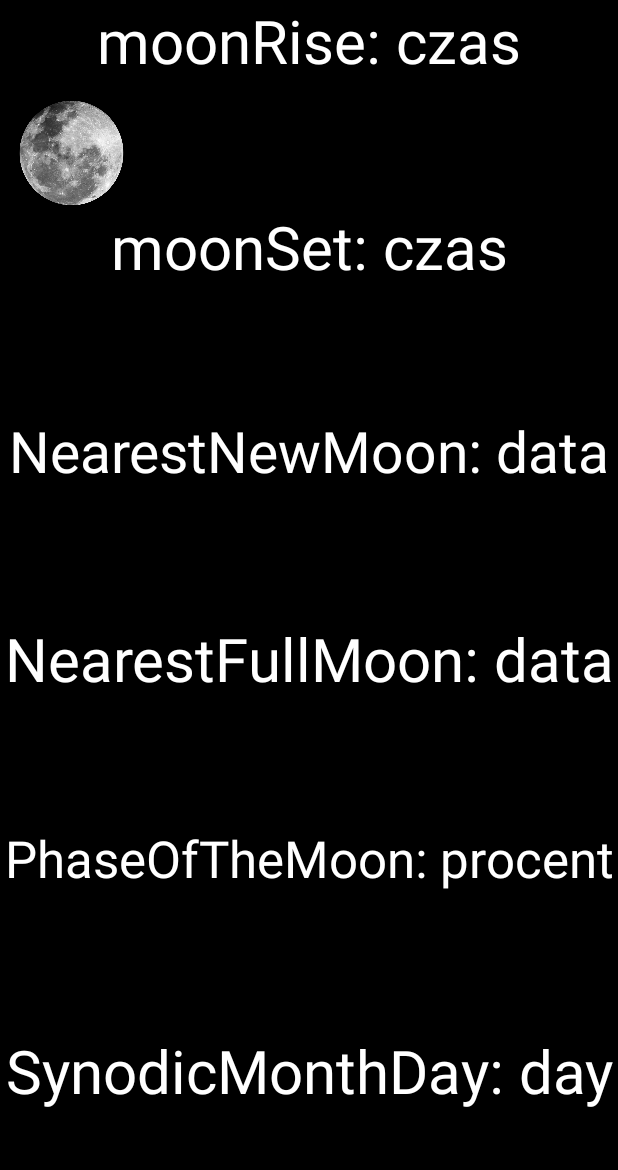
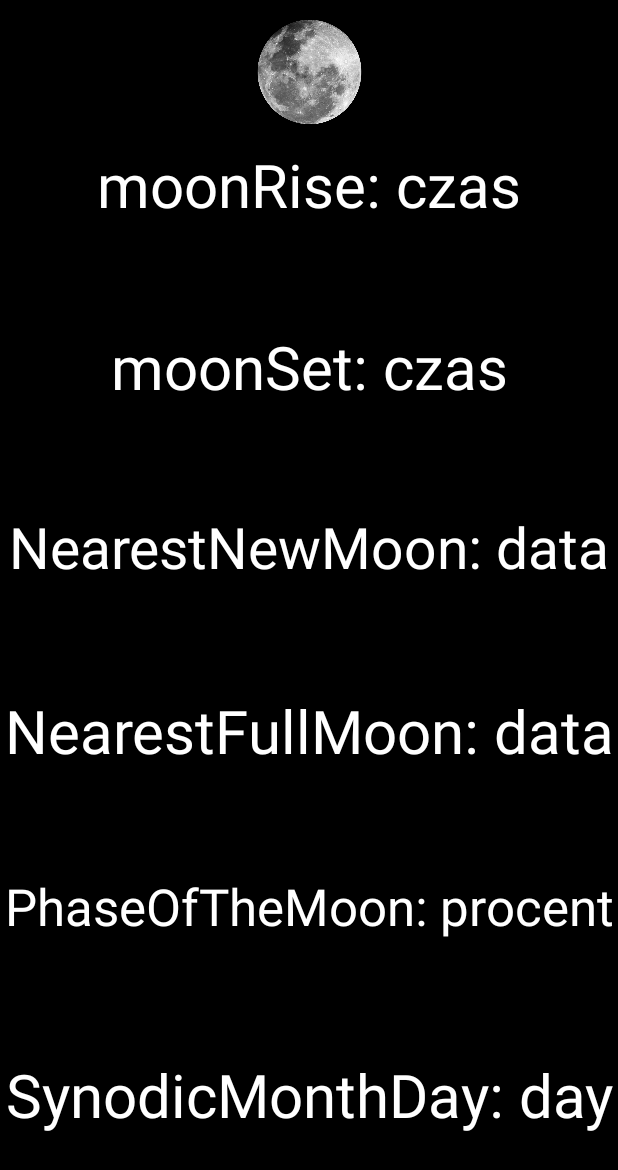
Before and after one commit to AKrupaa/AstroWeather_v1, an Android app: the layout fragment_moon.xml on its own in the app's theme, with its tools: preview values and no code run, on a phone screen of 412 x 824 dp. Shown: the top 1170 px of the screen. Run offline under Robolectric (Android 15) with nearby library versions, the phone set to English and light mode, and no system bars.

Commit message:
poprawiony obrazek, estetyka +1

```diff
--- a/app/src/main/res/layout/fragment_moon.xml
+++ b/app/src/main/res/layout/fragment_moon.xml
@@ -13,15 +13,15 @@
         android:layout_height="match_parent">
 
         <ImageView
+            android:id="@+id/moonImage"
             android:layout_width="95dp"
             android:layout_height="96dp"
             android:background="@drawable/moon"
-            app:layout_constraintBottom_toBottomOf="parent"
+            app:layout_constraintBottom_toTopOf="@id/moonRise"
             app:layout_constraintEnd_toEndOf="parent"
-            app:layout_constraintHorizontal_bias="0.0"
             app:layout_constraintStart_toStartOf="parent"
             app:layout_constraintTop_toTopOf="parent"
-            app:layout_constraintVertical_bias="0.074" />
+            app:layout_constraintVertical_bias="0.0" />
 
         <TextView
             android:id="@+id/moonRise"
@@ -39,7 +39,7 @@
             app:autoSizeTextType="uniform"
 
             app:layout_constraintBottom_toTopOf="@id/moonSet"
-            app:layout_constraintTop_toTopOf="parent" />
+            app:layout_constraintTop_toBottomOf="@id/moonImage" />
 
         <TextView
             android:id="@+id/moonSet"
```
Also changed, not shown: app/src/main/java/com/example/astroweathercz1_v11/Astronomy.java (+4 -23 lines), app/src/main/res/layout/fragment_sun.xml (+3 -4 lines).
